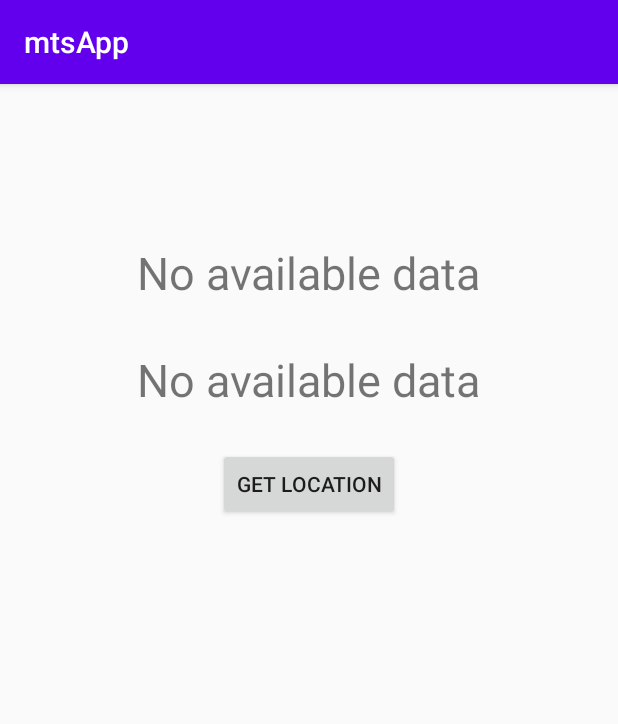
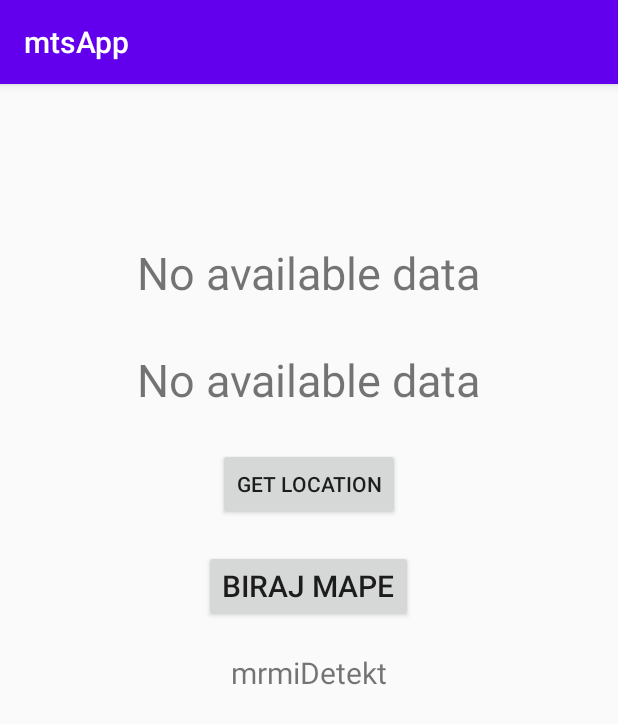
Before and after one commit to Nikola-Mircic/mtsApp, an Android app: the screen it shows after launch (MainActivity), on a phone screen of 412 x 824 dp. Shown: the top 724 px of the screen. Run offline under Robolectric (Android 15) with nearby library versions, the phone set to English and light mode, and no system bars.

Commit message:
Dodao dobijanje geografske visine i sirine preko gugl mapa koristeci Places API u Main Activity-u.

```diff
--- a/app/src/main/AndroidManifest.xml
+++ b/app/src/main/AndroidManifest.xml
@@ -4,6 +4,7 @@
 
     <uses-permission android:name="android.permission.ACCESS_FINE_LOCATION"/>
     <uses-permission android:name="android.permission.ACCESS_COARSE_LOCATION"/>
+    <uses-permission android:name="android.permission.INTERNET"/>
 
     <application
         android:allowBackup="true"
@@ -12,6 +13,10 @@
         android:roundIcon="@mipmap/ic_launcher_round"
         android:supportsRtl="true"
         android:theme="@style/AppTheme">
+
+        <meta-data android:name="com.google.android.geo.API_KEY"
+            android:value="AIzaSyBFao8YxOjst8XmXh3Py8BIMR5w2j2EjRI"/>
+
         <activity android:name=".MainActivity">
             <intent-filter>
                 <action android:name="android.intent.action.MAIN" />
--- a/app/src/main/java/com/app/mtsapp/MainActivity.java
+++ b/app/src/main/java/com/app/mtsapp/MainActivity.java
@@ -1,7 +1,9 @@
 package com.app.mtsapp;
 
+import androidx.annotation.Nullable;
 import androidx.appcompat.app.AppCompatActivity;
 
+import android.content.Intent;
 import android.location.Location;
 import android.os.Bundle;
 import android.view.View;
@@ -10,6 +12,10 @@ import android.widget.TextView;
 import android.widget.Toast;
 
 import com.app.mtsapp.location.LocationFinder;
+import com.google.android.gms.common.GooglePlayServicesNotAvailableException;
+import com.google.android.gms.common.GooglePlayServicesRepairableException;
+import com.google.android.gms.location.places.Place;
+import com.google.android.gms.location.places.ui.PlacePicker;
 
 public class MainActivity extends AppCompatActivity{
 
@@ -17,6 +23,11 @@ public class MainActivity extends AppCompatActivity{
 
     private TextView tvLatitude,tvLongitude;
     private Button getLocation;
+
+    //Mrmi - otvaranje preko gugl mapa
+    private Button googleMapsButton;
+    private TextView googleDetectedText;
+    private int PLACE_PICKER_REQUEST = 1;
 
     @Override
     protected void onCreate(Bundle savedInstanceState) {
@@ -27,6 +38,9 @@ public class MainActivity extends AppCompatActivity{
         tvLatitude = (TextView) findViewById(R.id.tvLatitude);
         tvLongitude = (TextView) findViewById(R.id.tvLongitude);
         getLocation = (Button) findViewById(R.id.getLocation);
+
+        googleMapsButton = findViewById(R.id.googleMapsButton);
+        googleDetectedText = findViewById(R.id.googleDetectedText);
 
         getLocation.setOnClickListener(new View.OnClickListener() {
             @Override
@@ -41,6 +55,38 @@ public class MainActivity extends AppCompatActivity{
                 }
             }
         });
+
+        googleMapsButton.setOnClickListener(new View.OnClickListener()
+        {
+            @Override
+            public void onClick(View v)
+            {
+                PlacePicker.IntentBuilder builder = new PlacePicker.IntentBuilder();
+                try {
+                    startActivityForResult(builder.build(MainActivity.this), PLACE_PICKER_REQUEST);
+                } catch (GooglePlayServicesRepairableException | GooglePlayServicesNotAvailableException e) {
+                    e.printStackTrace();
+                }
+            }
+        });
+    }
+
+    @Override
+    protected void onActivityResult(int requestCode, int resultCode, @Nullable Intent data) {
+        super.onActivityResult(requestCode, resultCode, data);
+        if(requestCode == PLACE_PICKER_REQUEST)
+        {
+            if(resultCode == RESULT_OK)
+            {
+                Place place = PlacePicker.getPlace(this, data);
+                String text;
+                String latitude = String.valueOf(place.getLatLng().latitude);
+                String longitude = String.valueOf(place.getLatLng().longitude);
+                text = "LATITUDE: " + latitude + "\nLONGITUDE: " + longitude;
+
+                googleDetectedText.setText(text);
+            }
+        }
     }
 
     @Override
--- a/app/src/main/res/layout/activity_main.xml
+++ b/app/src/main/res/layout/activity_main.xml
@@ -37,4 +37,25 @@
         android:layout_below="@id/tvLongitude"
         />
 
+    <Button
+        android:id="@+id/googleMapsButton"
+        android:layout_width="wrap_content"
+        android:layout_height="wrap_content"
+        android:layout_below="@+id/getLocation"
+        android:layout_centerHorizontal="true"
+        android:layout_marginTop="20dp"
+        android:text="BIRAJ MAPE"
+        android:textSize="20sp" />
+
+    <TextView
+        android:id="@+id/googleDetectedText"
+        android:layout_width="wrap_content"
+        android:layout_height="wrap_content"
+        android:layout_below="@+id/googleMapsButton"
+        android:layout_centerHorizontal="true"
+        android:layout_marginTop="20dp"
+
+        android:text="mrmiDetekt"
+        android:textSize="20sp" />
+
 </RelativeLayout>
```
Also changed, not shown: app/build.gradle (+8 -5 lines), 324 other files.
